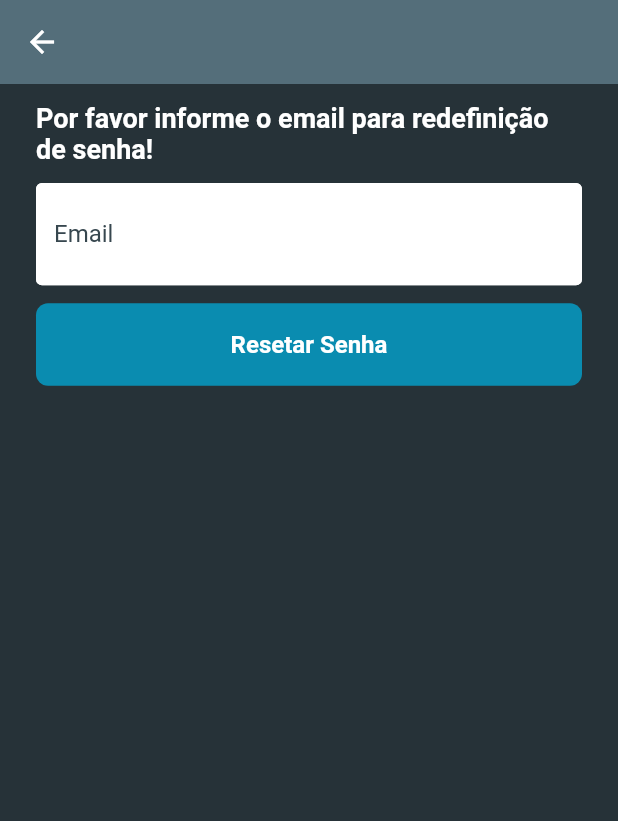
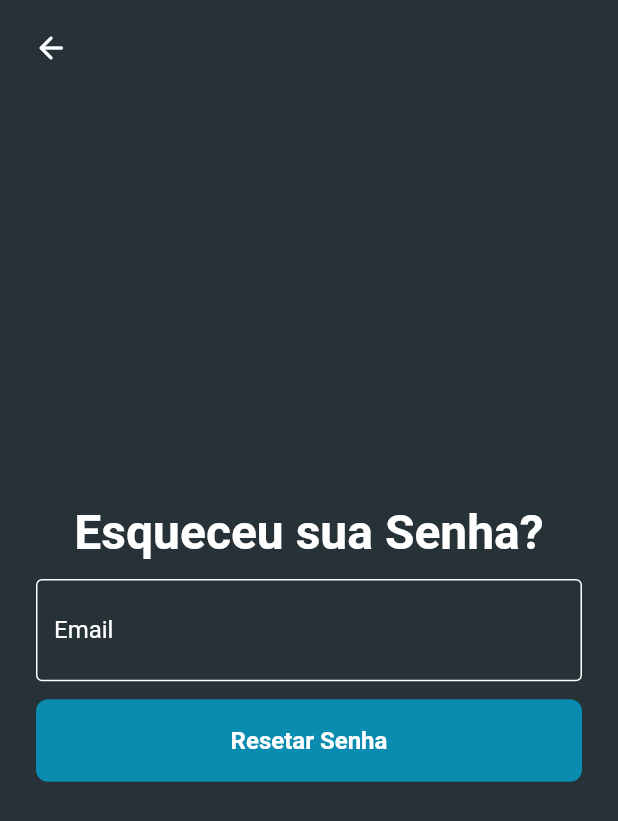
Before and after one commit to SamuelLuisGomes/monews_app, a Flutter app: the ResetSenhaView screen opened directly, on a phone screen of 412 x 824 dp. Shown: the top 821 px of the screen. Run offline on Flutter 3.47's test engine with Material 2 defaults, Android fonts, the light colour scheme and no system bars; our stand-ins replace cloud_firestore, firebase_auth, firebase_core; accounts and stored records are empty; statements that could not run were skipped.

Commit message:
Alterando Layout

```diff
--- a/lib/views/autenticacao/reset_senha_view.dart
+++ b/lib/views/autenticacao/reset_senha_view.dart
@@ -2,6 +2,7 @@
 import 'package:monews_app/components/alert_dialog_components.dart';
 import 'package:monews_app/controllers/autenticacao_controllers.dart';
 import 'package:monews_app/controllers/formulario_controller.dart';
+import 'package:monews_app/views/autenticacao/login_view.dart';
 
 class ResetSenhaView extends StatefulWidget {
   @override
@@ -17,40 +18,64 @@
   Widget build(BuildContext context) {
     return Scaffold(
       appBar: AppBar(
-        backgroundColor: Colors.blueGrey[600],
+        backgroundColor: Colors.transparent,
         elevation: 0,
+        leading: Padding(
+          padding: const EdgeInsets.only(left: 12, top: 8),
+          child: IconButton(
+            onPressed: () {
+              Navigator.of(context).push(
+                MaterialPageRoute(
+                  builder: (context) => LoginView(),
+                ),
+              );
+            },
+            icon: const Icon(
+              Icons.arrow_back_rounded,
+              color: Colors.white,
+            ),
+          ),
+        ),
       ),
       backgroundColor: Colors.blueGrey[900],
-      body: Form(
-        key: formKey,
-        child: SafeArea(
-            child: SingleChildScrollView(
+      body: SafeArea(
+        child: SingleChildScrollView(
+            child: Form(
+          key: formKey,
           child: Center(
             child: Padding(
               padding: const EdgeInsets.symmetric(horizontal: 24),
               child: Column(
-                mainAxisAlignment: MainAxisAlignment.center,
+                mainAxisAlignment:
+                    MainAxisAlignment.center, // Centraliza verticalmente
+                crossAxisAlignment:
+                    CrossAxisAlignment.center, // Centraliza horizontalmente
                 children: [
                   Padding(
-                    padding: const EdgeInsets.symmetric(vertical: 12),
+                    padding: const EdgeInsets.symmetric(vertical: 280),
                     child: Column(
                       children: [
                         Text(
-                          'Por favor informe o email para redefinição de senha!',
+                          'Esqueceu sua Senha?',
                           style: TextStyle(
                             color: Colors.white,
                             fontWeight: FontWeight.bold,
-                            fontSize: 18,
+                            fontSize: 32,
                           ),
                         ),
                         SizedBox(
                           height: 12,
                         ),
                         TextFormField(
+                          style: TextStyle(
+                            color: Colors.white,
+                          ),
                           /*== Criando o Input e adicionando suas características ==*/
-                          decoration: InputDecoration(
+                          decoration: const InputDecoration(
                             labelText: 'Email',
-                            labelStyle: TextStyle(color: Colors.blueGrey[800]),
+                            labelStyle: TextStyle(
+                              color: Colors.white,
+                            ),
                             prefix: Icon(
                               Icons.email,
                               color: Color.fromARGB(255, 10, 140, 176),
@@ -60,9 +85,10 @@
                             ),
                             focusedBorder: OutlineInputBorder(
                                 borderSide: BorderSide(
-                              color: Color.fromARGB(255, 10, 140, 176),
+                              //color: Color.fromARGB(255, 10, 140, 176),
+                              color: Colors.white,
                             )),
-                            fillColor: Color.fromARGB(255, 255, 255, 255),
+                            fillColor: Colors.transparent,
                             filled: true,
                           ),
                           controller: controller.emailController,
```
Also changed, not shown: lib/views/autenticacao/login_view.dart (+62 -23 lines), lib/views/usuario/perfil_view.dart (+3 -4 lines).
